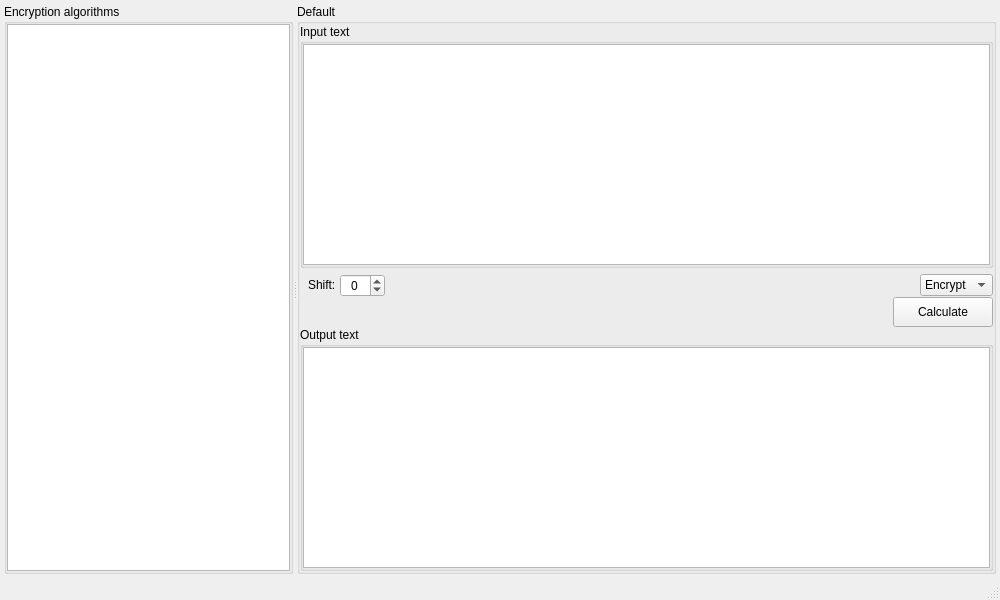
The window that src/gui/mainwindow.ui (vasilypht/crypto-methods) describes before a commit, drawn with Qt 5.
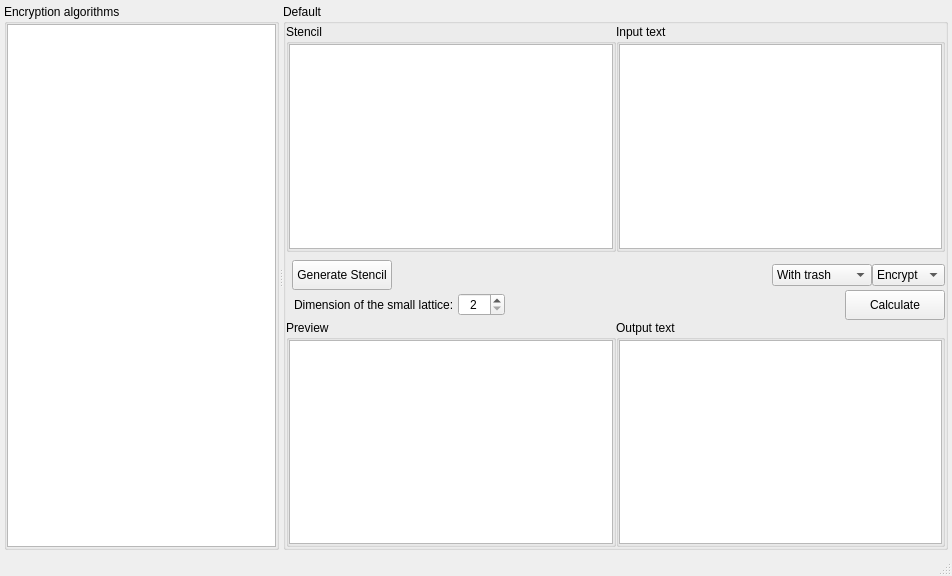
The same window after the commit.

What changed in the file:
```diff
--- a/src/gui/mainwindow.ui
+++ b/src/gui/mainwindow.ui
@@ -6,8 +6,8 @@
    <rect>
     <x>0</x>
     <y>0</y>
-    <width>1000</width>
-    <height>600</height>
+    <width>952</width>
+    <height>576</height>
    </rect>
   </property>
   <property name="sizePolicy">
@@ -116,7 +116,7 @@
            </size>
           </property>
           <property name="currentIndex">
-           <number>4</number>
+           <number>5</number>
           </property>
           <widget class="QWidget" name="page_0">
            <layout class="QVBoxLayout" name="verticalLayout_4">
@@ -980,6 +980,354 @@
             </item>
            </layout>
           </widget>
+          <widget class="QWidget" name="page_5">
+           <layout class="QVBoxLayout" name="verticalLayout_26">
+            <property name="spacing">
+             <number>0</number>
+            </property>
+            <property name="leftMargin">
+             <number>0</number>
+            </property>
+            <property name="topMargin">
+             <number>0</number>
+            </property>
+            <property name="rightMargin">
+             <number>0</number>
+            </property>
+            <property name="bottomMargin">
+             <number>0</number>
+            </property>
+            <item>
+             <layout class="QHBoxLayout" name="page_5_horizontal_layout_1">
+              <item>
+               <widget class="QGroupBox" name="page_5_group_box_stencil">
+                <property name="title">
+                 <string>Stencil</string>
+                </property>
+                <layout class="QVBoxLayout" name="verticalLayout_21">
+                 <property name="spacing">
+                  <number>0</number>
+                 </property>
+                 <property name="leftMargin">
+                  <number>0</number>
+                 </property>
+                 <property name="topMargin">
+                  <number>0</number>
+                 </property>
+                 <property name="rightMargin">
+                  <number>0</number>
+                 </property>
+                 <property name="bottomMargin">
+                  <number>0</number>
+                 </property>
+                 <item>
+                  <widget class="QTableWidget" name="page_5_table_widget_stencil">
+                   <property name="sizePolicy">
+                    <sizepolicy hsizetype="Expanding" vsizetype="Expanding">
+                     <horstretch>0</horstretch>
+                     <verstretch>0</verstretch>
+                    </sizepolicy>
+                   </property>
+                   <property name="editTriggers">
+                    <set>QAbstractItemView::NoEditTriggers</set>
+                   </property>
+                   <property name="alternatingRowColors">
+                    <bool>true</bool>
+                   </property>
+                   <property name="textElideMode">
+                    <enum>Qt::ElideLeft</enum>
+                   </property>
+                   <attribute name="horizontalHeaderVisible">
+                    <bool>true</bool>
+                   </attribute>
+                   <attribute name="horizontalHeaderCascadingSectionResizes">
+                    <bool>false</bool>
+                   </attribute>
+                   <attribute name="horizontalHeaderStretchLastSection">
+                    <bool>false</bool>
+                   </attribute>
+                   <attribute name="verticalHeaderCascadingSectionResizes">
+                    <bool>false</bool>
+                   </attribute>
+                   <attribute name="verticalHeaderStretchLastSection">
+                    <bool>false</bool>
+                   </attribute>
+                  </widget>
+                 </item>
+                </layout>
+               </widget>
+              </item>
+              <item>
+               <widget class="QGroupBox" name="page_5_group_box_input">
+                <property name="title">
+                 <string>Input text</string>
+                </property>
+                <layout class="QVBoxLayout" name="verticalLayout_22">
+                 <property name="spacing">
+                  <number>0</number>
+                 </property>
+                 <property name="leftMargin">
+                  <number>0</number>
+                 </property>
+                 <property name="topMargin">
+                  <number>0</number>
+                 </property>
+                 <property name="rightMargin">
+                  <number>0</number>
+                 </property>
+                 <property name="bottomMargin">
+                  <number>0</number>
+                 </property>
+                 <item>
+                  <widget class="QTextEdit" name="page_5_text_edit_input"/>
+                 </item>
+                </layout>
+               </widget>
+              </item>
+             </layout>
+            </item>
+            <item>
+             <layout class="QHBoxLayout" name="page_5_horizontal_layout_2">
+              <property name="leftMargin">
+               <number>6</number>
+              </property>
+              <property name="topMargin">
+               <number>8</number>
+              </property>
+              <item>
+               <widget class="QPushButton" name="page_5_button_gen_stencil">
+                <property name="sizePolicy">
+                 <sizepolicy hsizetype="Fixed" vsizetype="Fixed">
+                  <horstretch>0</horstretch>
+                  <verstretch>0</verstretch>
+                 </sizepolicy>
+                </property>
+                <property name="minimumSize">
+                 <size>
+                  <width>100</width>
+                  <height>30</height>
+                 </size>
+                </property>
+                <property name="text">
+                 <string>Generate Stencil</string>
+                </property>
+               </widget>
+              </item>
+              <item>
+               <spacer name="page_5_horizontal_spacer_1">
+                <property name="orientation">
+                 <enum>Qt::Horizontal</enum>
+                </property>
+                <property name="sizeHint" stdset="0">
+                 <size>
+                  <width>40</width>
+                  <height>20</height>
+                 </size>
+                </property>
+               </spacer>
+              </item>
+              <item>
+               <widget class="QComboBox" name="page_5_combo_box_trash">
+                <property name="sizePolicy">
+                 <sizepolicy hsizetype="Fixed" vsizetype="Fixed">
+                  <horstretch>0</horstretch>
+                  <verstretch>0</verstretch>
+                 </sizepolicy>
+                </property>
+                <item>
+                 <property name="text">
+                  <string>With trash</string>
+                 </property>
+                </item>
+                <item>
+                 <property name="text">
+                  <string>Without trash</string>
+                 </property>
+                </item>
+               </widget>
+              </item>
+              <item>
+               <widget class="QComboBox" name="page_5_combo_box_type">
+                <item>
+                 <property name="text">
+                  <string>Encrypt</string>
+                 </property>
+                </item>
+                <item>
+                 <property name="text">
+                  <string>Decrypt</string>
+                 </property>
+                </item>
+               </widget>
+              </item>
+             </layout>
+            </item>
+            <item>
+             <layout class="QHBoxLayout" name="page_5_horizontal_layout_3">
+              <property name="spacing">
+               <number>4</number>
+              </property>
+              <property name="leftMargin">
+               <number>8</number>
+              </property>
+              <item>
+               <widget class="QLabel" name="page_5_label_dim_stencil">
+                <property name="text">
+                 <string>Dimension of the small lattice:</string>
+                </property>
+               </widget>
+              </item>
+              <item>
+               <widget class="QSpinBox" name="page_5_spin_box_dim_stencil">
+                <property name="alignment">
+                 <set>Qt::AlignCenter</set>
+                </property>
+                <property name="minimum">
+                 <number>2</number>
+                </property>
+                <property name="maximum">
+                 <number>100</number>
+                </property>
+               </widget>
+              </item>
+              <item>
+               <spacer name="page_5_horizontal_spacer_2">
+                <property name="orientation">
+                 <enum>Qt::Horizontal</enum>
+                </property>
+                <property name="sizeHint" stdset="0">
+                 <size>
+                  <width>40</width>
+                  <height>20</height>
+                 </size>
+                </property>
+               </spacer>
+              </item>
+              <item>
+               <widget class="QPushButton" name="page_5_button_calc">
+                <property name="sizePolicy">
+                 <sizepolicy hsizetype="Fixed" vsizetype="Fixed">
+                  <horstretch>0</horstretch>
+                  <verstretch>0</verstretch>
+                 </sizepolicy>
+                </property>
+                <property name="minimumSize">
+                 <size>
+                  <width>100</width>
+                  <height>30</height>
+                 </size>
+                </property>
+                <property name="text">
+                 <string>Calculate</string>
+                </property>
+               </widget>
+              </item>
+             </layout>
+            </item>
+            <item>
+             <layout class="QHBoxLayout" name="page_5_horizontalLayout_4">
+              <item>
+               <widget class="QGroupBox" name="page_5_group_box_preview">
+                <property name="title">
+                 <string>Preview</string>
+                </property>
+                <layout class="QVBoxLayout" name="verticalLayout_25">
+                 <property name="spacing">
+                  <number>0</number>
+                 </property>
+                 <property name="leftMargin">
+                  <number>0</number>
+                 </property>
+                 <property name="topMargin">
+                  <number>0</number>
+                 </property>
+                 <property name="rightMargin">
+                  <number>0</number>
+                 </property>
+                 <property name="bottomMargin">
+                  <number>0</number>
+                 </property>
+                 <item>
+                  <widget class="QTableWidget" name="page_5_table_widget_preview">
+                   <property name="sizePolicy">
+                    <sizepolicy hsizetype="Expanding" vsizetype="Expanding">
+                     <horstretch>0</horstretch>
+                     <verstretch>0</verstretch>
+                    </sizepolicy>
+                   </property>
+                   <property name="editTriggers">
+                    <set>QAbstractItemView::NoEditTriggers</set>
+                   </property>
+                   <property name="alternatingRowColors">
+                    <bool>true</bool>
+                   </property>
+                   <property name="textElideMode">
+                    <enum>Qt::ElideLeft</enum>
+                   </property>
+                   <attribute name="horizontalHeaderVisible">
+                    <bool>true</bool>
+                   </attribute>
+                   <attribute name="horizontalHeaderCascadingSectionResizes">
+                    <bool>false</bool>
+                   </attribute>
+                   <attribute name="horizontalHeaderStretchLastSection">
+                    <bool>false</bool>
+                   </attribute>
+                   <attribute name="verticalHeaderCascadingSectionResizes">
+                    <bool>false</bool>
+                   </attribute>
+                   <attribute name="verticalHeaderStretchLastSection">
+                    <bool>false</bool>
+                   </attribute>
+                  </widget>
+                 </item>
+                </layout>
+               </widget>
+              </item>
+              <item>
+               <widget class="QGroupBox" name="page_5_group_box_output">
+                <property name="sizePolicy">
+                 <sizepolicy hsizetype="Preferred" vsizetype="Preferred">
+                  <horstretch>0</horstretch>
+                  <verstretch>0</verstretch>
+                 </sizepolicy>
+                </property>
+                <property name="title">
+                 <string>Output text</string>
+                </property>
+                <layout class="QVBoxLayout" name="verticalLayout_24">
+                 <property name="spacing">
+                  <number>0</number>
+                 </property>
+                 <property name="leftMargin">
+                  <number>0</number>
+                 </property>
+                 <property name="topMargin">
+                  <number>0</number>
+                 </property>
+                 <property name="rightMargin">
+                  <number>0</number>
+                 </property>
+                 <property name="bottomMargin">
+                  <number>0</number>
+                 </property>
+                 <item>
+                  <widget class="QTextEdit" name="page_5_text_edit_output">
+                   <property name="sizePolicy">
+                    <sizepolicy hsizetype="Expanding" vsizetype="Preferred">
+                     <horstretch>0</horstretch>
+                     <verstretch>0</verstretch>
+                    </sizepolicy>
+                   </property>
+                  </widget>
+                 </item>
+                </layout>
+               </widget>
+              </item>
+             </layout>
+            </item>
+           </layout>
+          </widget>
          </widget>
         </item>
        </layout>
```
Left out of the diff: 2 changed lines with no effect on the pictures.
